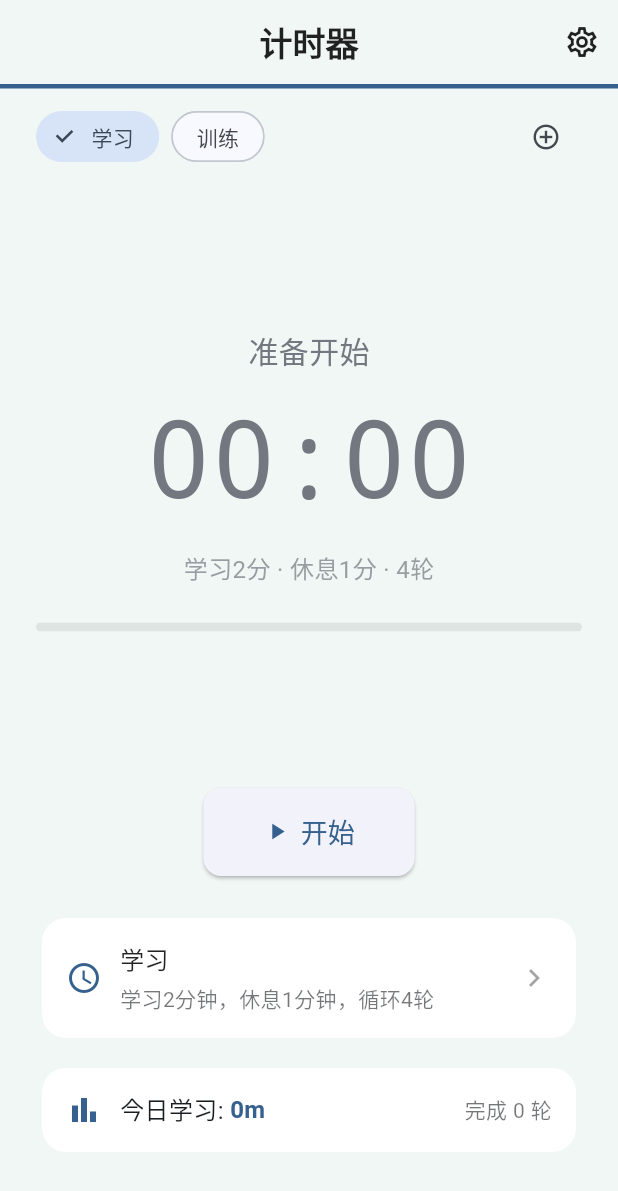
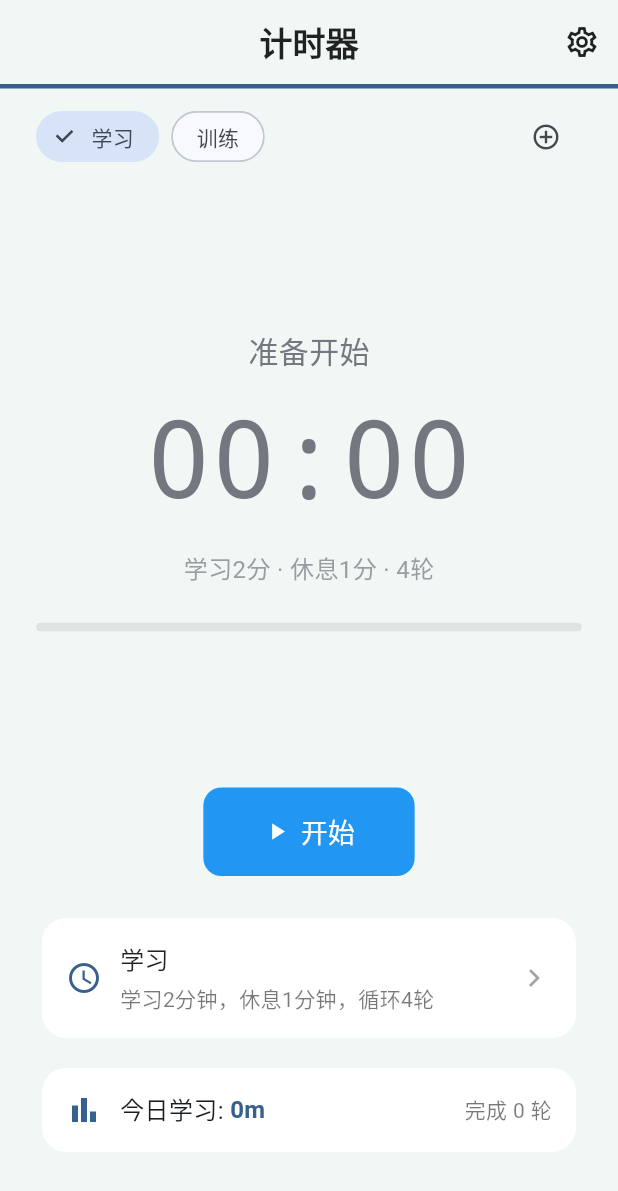
Before and after one commit to griefforyou/alertApp, a Flutter app: the screen it shows after launch, on a phone screen of 412 x 824 dp. Shown: the top 1191 px of the screen. Run offline on Flutter 3.47's test engine with Material 3 defaults, Android fonts, the phone set to English and light mode, and no system bars; our stand-ins replace audioplayers, flutter_local_notifications.

Commit message:
build(android): 启用核心库 desugaring 并添加相关配置
同时修复以下内容：
1. 禁用 Kotlin 增量编译
2. 为 Windows 构建配置清理多余空行
3. 设置应用默认竖屏锁定
4. 统一全局按钮主题样式

```diff
--- a/lib/main.dart
+++ b/lib/main.dart
@@ -91,6 +91,11 @@ class _StudyTimerAppState extends State<StudyTimerApp> {
       ),
       elevatedButtonTheme: ElevatedButtonThemeData(
         style: ElevatedButton.styleFrom(
+          backgroundColor: brightness == Brightness.light
+              ? const Color(0xFF2196F3)
+              : const Color(0xFF64B5F6),
+          foregroundColor: Colors.white,
+          elevation: 0,
           shape: RoundedRectangleBorder(
             borderRadius: BorderRadius.circular(12),
           ),
@@ -100,6 +105,7 @@ class _StudyTimerAppState extends State<StudyTimerApp> {
       ),
       outlinedButtonTheme: OutlinedButtonThemeData(
         style: OutlinedButton.styleFrom(
+          backgroundColor: Colors.transparent,
           shape: RoundedRectangleBorder(
             borderRadius: BorderRadius.circular(12),
           ),
```
Also changed, not shown: 4 other files.
